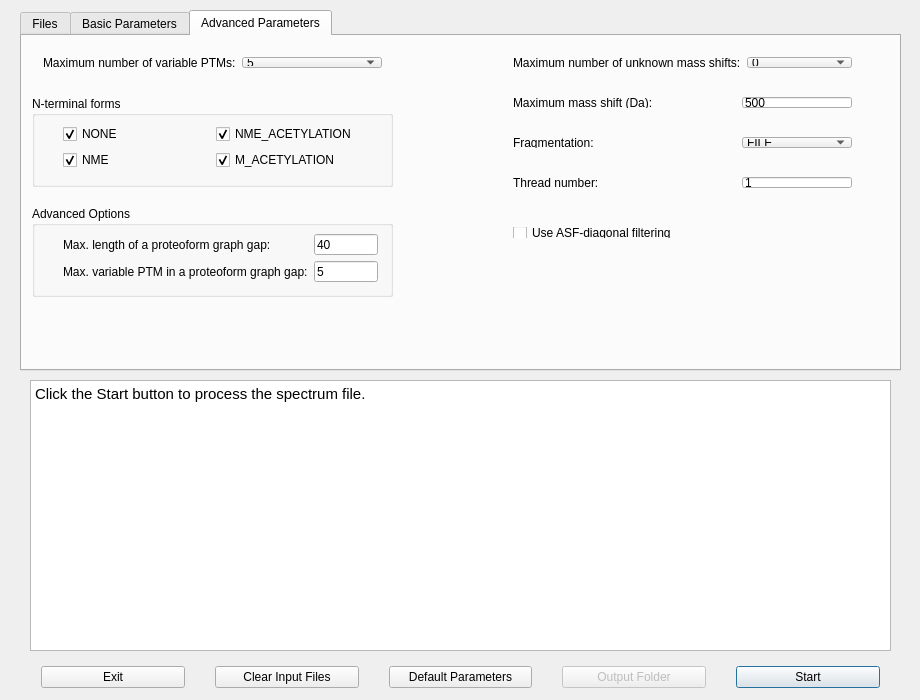
The window that src/gui/topmg/topmgwindow.ui (toppic-suite/toppic-suite) describes before a commit, drawn with Qt 5.
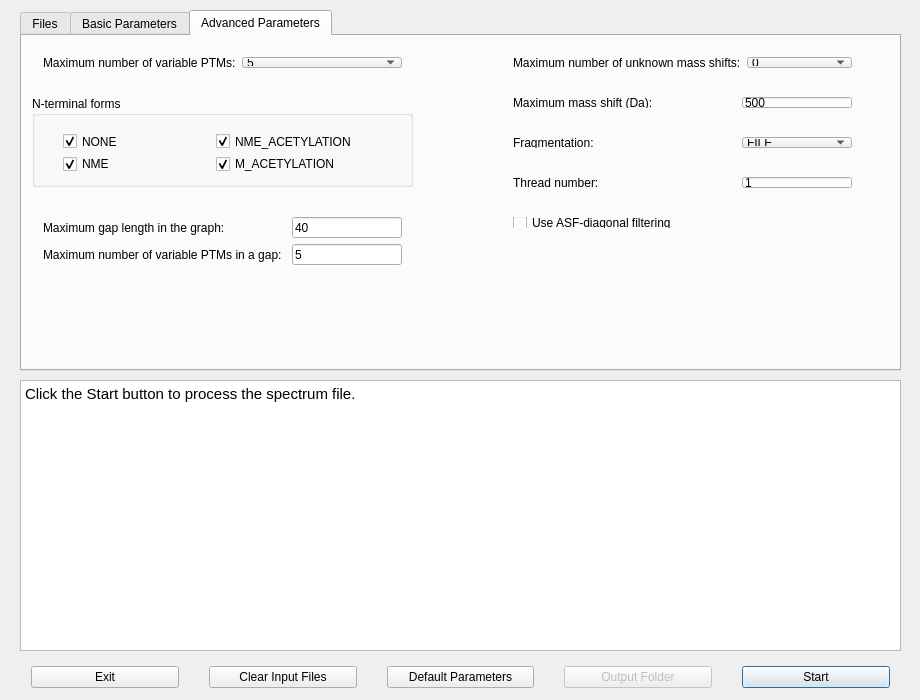
The same window after the commit. The open tabs and pages were chosen to show the change. Icons and pictures are not drawn.

Patch:
```diff
--- a/src/gui/topmg/topmgwindow.ui
+++ b/src/gui/topmg/topmgwindow.ui
@@ -39,9 +39,9 @@
    <widget class="QTextBrowser" name="outputTextBrowser">
     <property name="geometry">
      <rect>
-      <x>30</x>
+      <x>20</x>
       <y>380</y>
-      <width>861</width>
+      <width>881</width>
       <height>271</height>
      </rect>
     </property>
@@ -49,16 +49,16 @@
      <string>&lt;!DOCTYPE HTML PUBLIC &quot;-//W3C//DTD HTML 4.0//EN&quot; &quot;http://www.w3.org/TR/REC-html40/strict.dtd&quot;&gt;
 &lt;html&gt;&lt;head&gt;&lt;meta name=&quot;qrichtext&quot; content=&quot;1&quot; /&gt;&lt;style type=&quot;text/css&quot;&gt;
 p, li { white-space: pre-wrap; }
-&lt;/style&gt;&lt;/head&gt;&lt;body style=&quot; font-family:'MS Shell Dlg 2'; font-size:7.8pt; font-weight:400; font-style:normal;&quot;&gt;
-&lt;p style=&quot; margin-top:0px; margin-bottom:0px; margin-left:0px; margin-right:0px; -qt-block-indent:0; text-indent:0px;&quot;&gt;&lt;span style=&quot; font-family:'Cantarell'; font-size:11pt;&quot;&gt;Click the Start button to process the spectrum file.&lt;/span&gt;&lt;/p&gt;&lt;/body&gt;&lt;/html&gt;</string>
+&lt;/style&gt;&lt;/head&gt;&lt;body style=&quot; font-family:'Ubuntu'; font-size:11pt; font-weight:400; font-style:normal;&quot;&gt;
+&lt;p style=&quot; margin-top:0px; margin-bottom:0px; margin-left:0px; margin-right:0px; -qt-block-indent:0; text-indent:0px;&quot;&gt;&lt;span style=&quot; font-family:'Cantarell';&quot;&gt;Click the Start button to process the spectrum file.&lt;/span&gt;&lt;/p&gt;&lt;/body&gt;&lt;/html&gt;</string>
     </property>
    </widget>
    <widget class="QWidget" name="horizontalLayoutWidget_7">
     <property name="geometry">
      <rect>
-      <x>30</x>
+      <x>20</x>
       <y>650</y>
-      <width>861</width>
+      <width>881</width>
       <height>55</height>
      </rect>
     </property>
@@ -749,7 +749,7 @@
        <rect>
         <x>10</x>
         <y>10</y>
-        <width>361</width>
+        <width>381</width>
         <height>33</height>
        </rect>
       </property>
@@ -828,7 +828,7 @@
        <rect>
         <x>10</x>
         <y>60</y>
-        <width>361</width>
+        <width>381</width>
         <height>91</height>
        </rect>
       </property>
@@ -839,9 +839,9 @@
        <property name="geometry">
         <rect>
          <x>20</x>
-         <y>17</y>
+         <y>26</y>
          <width>321</width>
-         <height>70</height>
+         <height>61</height>
         </rect>
        </property>
        <layout class="QGridLayout" name="gridLayout">
@@ -942,7 +942,7 @@
       <property name="geometry">
        <rect>
         <x>480</x>
-        <y>180</y>
+        <y>170</y>
         <width>361</width>
         <height>33</height>
        </rect>
@@ -957,24 +957,12 @@
        </item>
       </layout>
      </widget>
-     <widget class="QGroupBox" name="groupBox_4">
-      <property name="geometry">
-       <rect>
-        <x>10</x>
-        <y>170</y>
-        <width>361</width>
-        <height>91</height>
-       </rect>
-      </property>
-      <property name="title">
-       <string>Advanced Options</string>
-      </property>
       <widget class="QWidget" name="gridLayoutWidget_2">
        <property name="geometry">
         <rect>
-         <x>20</x>
-         <y>17</y>
-         <width>337</width>
+        <x>10</x>
+        <y>170</y>
+        <width>381</width>
          <height>70</height>
         </rect>
        </property>
@@ -982,7 +970,7 @@
         <item row="0" column="0">
          <widget class="QLabel" name="label_15">
           <property name="text">
-           <string>Max. length of a proteoform graph gap:</string>
+          <string>Maximum gap length in the graph:</string>
           </property>
          </widget>
         </item>
@@ -1005,7 +993,7 @@
         <item row="1" column="0">
          <widget class="QLabel" name="label_16">
           <property name="text">
-           <string>Max. variable PTM in a proteoform graph gap:</string>
+          <string>Maximum number of variable PTMs in a gap:</string>
           </property>
          </widget>
         </item>
@@ -1026,7 +1014,6 @@
          </widget>
         </item>
        </layout>
-      </widget>
      </widget>
     </widget>
    </widget>
```
Left out of the diff: 2 changed lines with no effect on the pictures. Lines whose indentation alone changed are shown as unchanged.
